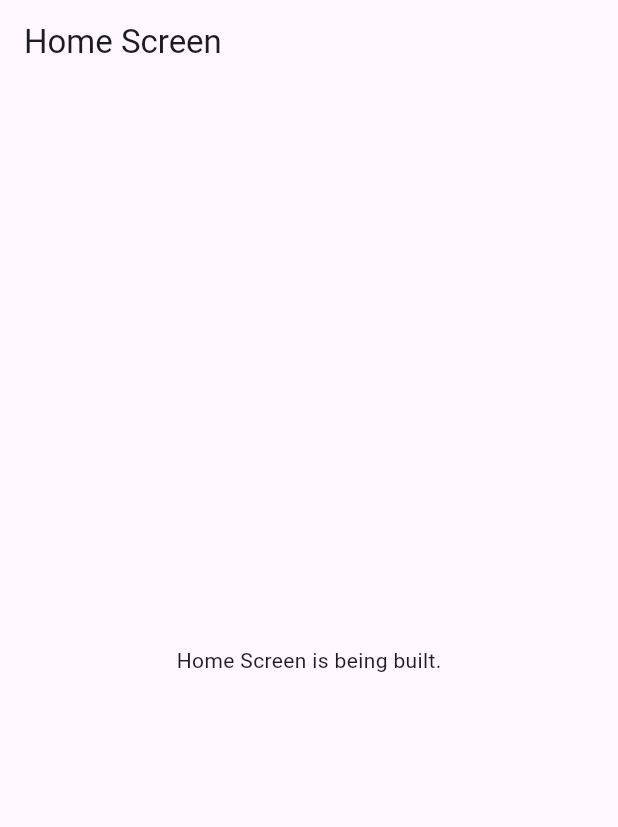
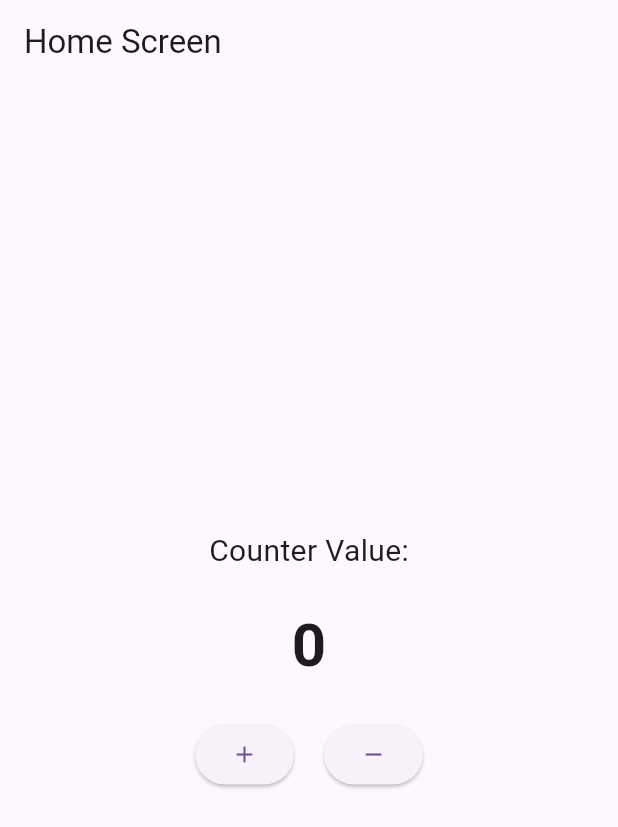
Before and after one commit to ppp3ppj/test_image_app, a Flutter app: the screen it shows after launch, on a phone screen of 412 x 824 dp. Shown: the top 827 px of the screen. Run offline on Flutter 3.47's test engine with Material 3 defaults, Android fonts, the phone set to English and light mode, and no system bars.

Commit message:
feat: integrate provider for state management and update home screen UI

```diff
--- a/lib/view/screens/home_screen.dart
+++ b/lib/view/screens/home_screen.dart
@@ -1,23 +1,46 @@
 import 'package:flutter/material.dart';
+import 'package:test_image_app/view_model/counter_view_model.dart';
+import 'package:provider/provider.dart';
 
-class HomeScreen extends StatefulWidget {
-  // This class will be used to build the home screen of the app.
-  // It will contain the UI components and logic for the home screen.
-
-  @override
-  _HomeScreenState createState() => _HomeScreenState();
-}
-
-class _HomeScreenState extends State<HomeScreen> {
+class HomeScreen extends StatelessWidget {
   @override
   Widget build(BuildContext context) {
-    // Placeholder for building the home screen UI.
+    final counterVM = Provider.of<CounterViewModel>(context);
+
     return Scaffold(
       appBar: AppBar(
         title: Text('Home Screen'),
       ),
       body: Center(
-        child: Text("Home Screen is being built."),
+        child: Column(
+          mainAxisAlignment: MainAxisAlignment.center,
+          children: <Widget>[
+            Text(
+              'Counter Value:',
+              style: TextStyle(fontSize: 20),
+            ),
+            SizedBox(height: 20),
+            Text(
+              '${counterVM.counter}',
+              style: TextStyle(fontSize: 40, fontWeight: FontWeight.bold),
+            ),
+            SizedBox(height: 20),
+            Row(
+              mainAxisAlignment: MainAxisAlignment.center,
+              children: <Widget>[
+                ElevatedButton(
+                  onPressed: counterVM.incrementCounter,
+                  child: Icon(Icons.add),
+                ),
+                SizedBox(width: 20),
+                ElevatedButton(
+                  onPressed: counterVM.decrementCounter,
+                  child: Icon(Icons.remove),
+                ),
+              ],
+            ),
+          ],
+        ),
       ),
     );
   }
--- a/pubspec.yaml
+++ b/pubspec.yaml
@@ -34,6 +34,7 @@ dependencies:
   # The following adds the Cupertino Icons font to your application.
   # Use with the CupertinoIcons class for iOS style icons.
   cupertino_icons: ^1.0.8
+  provider: ^6.1.5
 
 dev_dependencies:
   flutter_test:
```
Also changed, not shown: lib/main.dart (+7 -91 lines), pubspec.lock.
